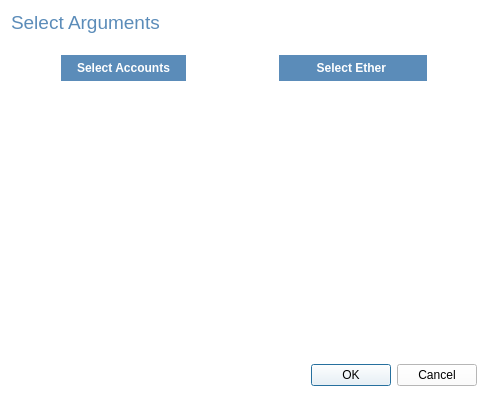
First picture: the form in ui/List_Arguments_Dialog.ui, repository DaniCaballero/ide, before the edit.
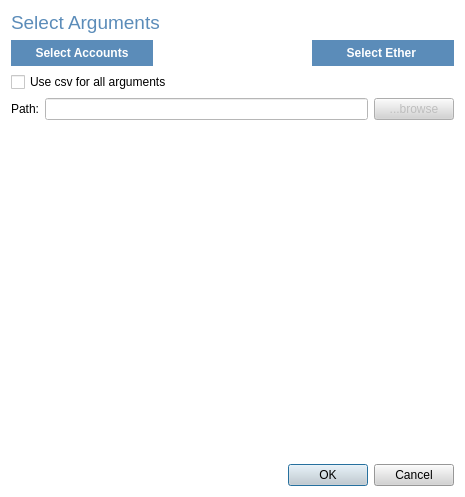
Second picture: the form after the edit.

Commit message: accept list input added

What changed in the file:
```diff
--- a/ui/List_Arguments_Dialog.ui
+++ b/ui/List_Arguments_Dialog.ui
@@ -6,8 +6,8 @@
    <rect>
     <x>0</x>
     <y>0</y>
-    <width>488</width>
-    <height>397</height>
+    <width>465</width>
+    <height>497</height>
    </rect>
   </property>
   <property name="windowTitle">
@@ -16,7 +16,7 @@
   <property name="styleSheet">
    <string notr="true">background-color: white;</string>
   </property>
-  <layout class="QVBoxLayout" name="verticalLayout">
+  <layout class="QVBoxLayout" name="verticalLayout_2">
    <item>
     <widget class="QLabel" name="label">
      <property name="text">
@@ -26,15 +26,6 @@
    </item>
    <item>
     <layout class="QHBoxLayout" name="horizontalLayout_2">
-     <property name="leftMargin">
-      <number>50</number>
-     </property>
-     <property name="topMargin">
-      <number>15</number>
-     </property>
-     <property name="rightMargin">
-      <number>50</number>
-     </property>
      <item>
       <widget class="QPushButton" name="select_accounts_btn">
        <property name="sizePolicy">
@@ -43,6 +34,12 @@
          <verstretch>0</verstretch>
         </sizepolicy>
        </property>
+       <property name="minimumSize">
+        <size>
+         <width>142</width>
+         <height>0</height>
+        </size>
+       </property>
        <property name="styleSheet">
         <string notr="true">padding: 5px 15px;
 border: 1px solid #5b8cb9;
@@ -78,10 +75,209 @@
        </property>
        <property name="minimumSize">
         <size>
-         <width>148</width>
+         <width>142</width>
          <height>0</height>
         </size>
        </property>
+       <property name="palette">
+        <palette>
+         <active>
+          <colorrole role="WindowText">
+           <brush brushstyle="SolidPattern">
+            <color alpha="255">
+             <red>255</red>
+             <green>255</green>
+             <blue>255</blue>
+            </color>
+           </brush>
+          </colorrole>
+          <colorrole role="Button">
+           <brush brushstyle="SolidPattern">
+            <color alpha="255">
+             <red>91</red>
+             <green>140</green>
+             <blue>185</blue>
+            </color>
+           </brush>
+          </colorrole>
+          <colorrole role="Text">
+           <brush brushstyle="SolidPattern">
+            <color alpha="255">
+             <red>170</red>
+             <green>0</green>
+             <blue>0</blue>
+            </color>
+           </brush>
+          </colorrole>
+          <colorrole role="ButtonText">
+           <brush brushstyle="SolidPattern">
+            <color alpha="255">
+             <red>170</red>
+             <green>0</green>
+             <blue>0</blue>
+            </color>
+           </brush>
+          </colorrole>
+          <colorrole role="Base">
+           <brush brushstyle="SolidPattern">
+            <color alpha="255">
+             <red>91</red>
+             <green>140</green>
+             <blue>185</blue>
+            </color>
+           </brush>
+          </colorrole>
+          <colorrole role="Window">
+           <brush brushstyle="SolidPattern">
+            <color alpha="255">
+             <red>91</red>
+             <green>140</green>
+             <blue>185</blue>
+            </color>
+           </brush>
+          </colorrole>
+          <colorrole role="PlaceholderText">
+           <brush brushstyle="SolidPattern">
+            <color alpha="255">
+             <red>255</red>
+             <green>255</green>
+             <blue>255</blue>
+            </color>
+           </brush>
+          </colorrole>
+         </active>
+         <inactive>
+          <colorrole role="WindowText">
+           <brush brushstyle="SolidPattern">
+            <color alpha="255">
+             <red>0</red>
+             <green>0</green>
+             <blue>0</blue>
+            </color>
+           </brush>
+          </colorrole>
+          <colorrole role="Button">
+           <brush brushstyle="SolidPattern">
+            <color alpha="255">
+             <red>240</red>
+             <green>240</green>
+             <blue>240</blue>
+            </color>
+           </brush>
+          </colorrole>
+          <colorrole role="Text">
+           <brush brushstyle="SolidPattern">
+            <color alpha="255">
+             <red>0</red>
+             <green>0</green>
+             <blue>0</blue>
+            </color>
+           </brush>
+          </colorrole>
+          <colorrole role="ButtonText">
+           <brush brushstyle="SolidPattern">
+            <color alpha="255">
+             <red>0</red>
+             <green>0</green>
+             <blue>0</blue>
+            </color>
+           </brush>
+          </colorrole>
+          <colorrole role="Base">
+           <brush brushstyle="SolidPattern">
+            <color alpha="255">
+             <red>255</red>
+             <green>255</green>
+             <blue>255</blue>
+            </color>
+           </brush>
+          </colorrole>
+          <colorrole role="Window">
+           <brush brushstyle="SolidPattern">
+            <color alpha="255">
+             <red>240</red>
+             <green>240</green>
+             <blue>240</blue>
+            </color>
+           </brush>
+          </colorrole>
+          <colorrole role="PlaceholderText">
+           <brush brushstyle="SolidPattern">
+            <color alpha="128">
+             <red>0</red>
+             <green>0</green>
+             <blue>0</blue>
+            </color>
+           </brush>
+          </colorrole>
+         </inactive>
+         <disabled>
+          <colorrole role="WindowText">
+           <brush brushstyle="SolidPattern">
+            <color alpha="255">
+             <red>255</red>
+             <green>255</green>
+             <blue>255</blue>
+            </color>
+           </brush>
+          </colorrole>
+          <colorrole role="Button">
+           <brush brushstyle="SolidPattern">
+            <color alpha="255">
+             <red>91</red>
+             <green>140</green>
+             <blue>185</blue>
+            </color>
+           </brush>
+          </colorrole>
+          <colorrole role="Text">
+           <brush brushstyle="SolidPattern">
+            <color alpha="255">
+             <red>255</red>
+             <green>255</green>
+             <blue>255</blue>
+            </color>
+           </brush>
+          </colorrole>
+          <colorrole role="ButtonText">
+           <brush brushstyle="SolidPattern">
+            <color alpha="255">
+             <red>255</red>
+             <green>255</green>
+             <blue>255</blue>
+            </color>
+           </brush>
+          </colorrole>
+          <colorrole role="Base">
+           <brush brushstyle="SolidPattern">
+            <color alpha="255">
+             <red>91</red>
+             <green>140</green>
+             <blue>185</blue>
+            </color>
+           </brush>
+          </colorrole>
+          <colorrole role="Window">
+           <brush brushstyle="SolidPattern">
+            <color alpha="255">
+             <red>91</red>
+             <green>140</green>
+             <blue>185</blue>
+            </color>
+           </brush>
+          </colorrole>
+          <colorrole role="PlaceholderText">
+           <brush brushstyle="SolidPattern">
+            <color alpha="128">
+             <red>0</red>
+             <green>0</green>
+             <blue>0</blue>
+            </color>
+           </brush>
+          </colorrole>
+         </disabled>
+        </palette>
+       </property>
        <property name="styleSheet">
         <string notr="true">padding: 5px 15px;
 border: 1px solid #5b8cb9;
@@ -96,6 +292,60 @@
      </item>
     </layout>
    </item>
+   <item>
+    <layout class="QVBoxLayout" name="verticalLayout">
+     <item>
+      <widget class="QCheckBox" name="checkBox">
+       <property name="text">
+        <string>Use csv for all arguments</string>
+       </property>
+      </widget>
+     </item>
+     <item>
+      <layout class="QHBoxLayout" name="horizontalLayout_3">
+       <item>
+        <widget class="QLabel" name="label_2">
+         <property name="text">
+          <string>Path:</string>
+         </property>
+        </widget>
+       </item>
+       <item>
+        <widget class="QLineEdit" name="file_path">
+         <property name="enabled">
+          <bool>false</bool>
+         </property>
+        </widget>
+       </item>
+       <item>
+        <widget class="QPushButton" name="browse_btn">
+         <property name="enabled">
+          <bool>false</bool>
+         </property>
+         <property name="sizePolicy">
+          <sizepolicy hsizetype="Fixed" vsizetype="Fixed">
+           <horstretch>0</horstretch>
+           <verstretch>0</verstretch>
+          </sizepolicy>
+         </property>
+         <property name="maximumSize">
+          <size>
+           <width>100</width>
+           <height>16777215</height>
+          </size>
+         </property>
+         <property name="styleSheet">
+          <string notr="true">background-color: lightgrey;</string>
+         </property>
+         <property name="text">
+          <string>...browse</string>
+         </property>
+        </widget>
+       </item>
+      </layout>
+     </item>
+    </layout>
+   </item>
    <item>
     <widget class="QScrollArea" name="scrollArea">
      <property name="styleSheet">
@@ -109,8 +359,8 @@
        <rect>
         <x>0</x>
         <y>0</y>
-        <width>466</width>
-        <height>246</height>
+        <width>443</width>
+        <height>289</height>
        </rect>
       </property>
       <layout class="QHBoxLayout" name="horizontalLayout">
@@ -123,6 +373,100 @@
    </item>
    <item>
     <widget class="QDialogButtonBox" name="buttonBox">
+     <property name="palette">
+      <palette>
+       <active>
+        <colorrole role="Button">
+         <brush brushstyle="SolidPattern">
+          <color alpha="255">
+           <red>211</red>
+           <green>211</green>
+           <blue>211</blue>
+          </color>
+         </brush>
+        </colorrole>
+        <colorrole role="Base">
+         <brush brushstyle="SolidPattern">
+          <color alpha="255">
+           <red>211</red>
+           <green>211</green>
+           <blue>211</blue>
+          </color>
+         </brush>
+        </colorrole>
+        <colorrole role="Window">
+         <brush brushstyle="SolidPattern">
+          <color alpha="255">
+           <red>211</red>
+           <green>211</green>
+           <blue>211</blue>
+          </color>
+         </brush>
+        </colorrole>
+       </active>
+       <inactive>
+        <colorrole role="Button">
+         <brush brushstyle="SolidPattern">
+          <color alpha="255">
+           <red>211</red>
+           <green>211</green>
+           <blue>211</blue>
+          </color>
+         </brush>
+        </colorrole>
+        <colorrole role="Base">
+         <brush brushstyle="SolidPattern">
+          <color alpha="255">
+           <red>211</red>
+           <green>211</green>
+           <blue>211</blue>
+          </color>
+         </brush>
+        </colorrole>
+        <colorrole role="Window">
+         <brush brushstyle="SolidPattern">
+          <color alpha="255">
+           <red>211</red>
+           <green>211</green>
+           <blue>211</blue>
+          </color>
+         </brush>
+        </colorrole>
+       </inactive>
+       <disabled>
+        <colorrole role="Button">
+         <brush brushstyle="SolidPattern">
+          <color alpha="255">
+           <red>211</red>
+           <green>211</green>
+           <blue>211</blue>
+          </color>
+         </brush>
+        </colorrole>
+        <colorrole role="Base">
+         <brush brushstyle="SolidPattern">
+          <color alpha="255">
+           <red>211</red>
+           <green>211</green>
+           <blue>211</blue>
+          </color>
+         </brush>
+        </colorrole>
+        <colorrole role="Window">
+         <brush brushstyle="SolidPattern">
+          <color alpha="255">
+           <red>211</red>
+           <green>211</green>
+           <blue>211</blue>
+          </color>
+         </brush>
+        </colorrole>
+       </disabled>
+      </palette>
+     </property>
+     <property name="styleSheet">
+      <string notr="true">background-color: lightgrey;</string>
+     </property>
      <property name="orientation">
       <enum>Qt::Horizontal</enum>
      </property>
```
The commit also changes 23 other files.
